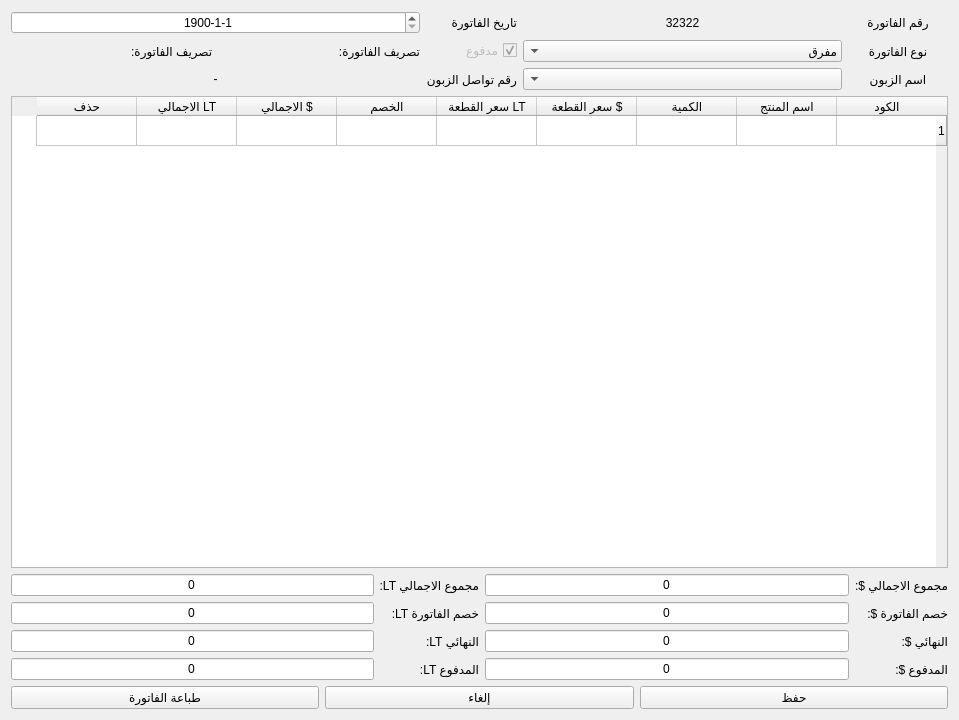
Before: the Qt Designer form bill_sell.ui in sameraga/Al_Jamal_Shop, drawn with Qt 5.
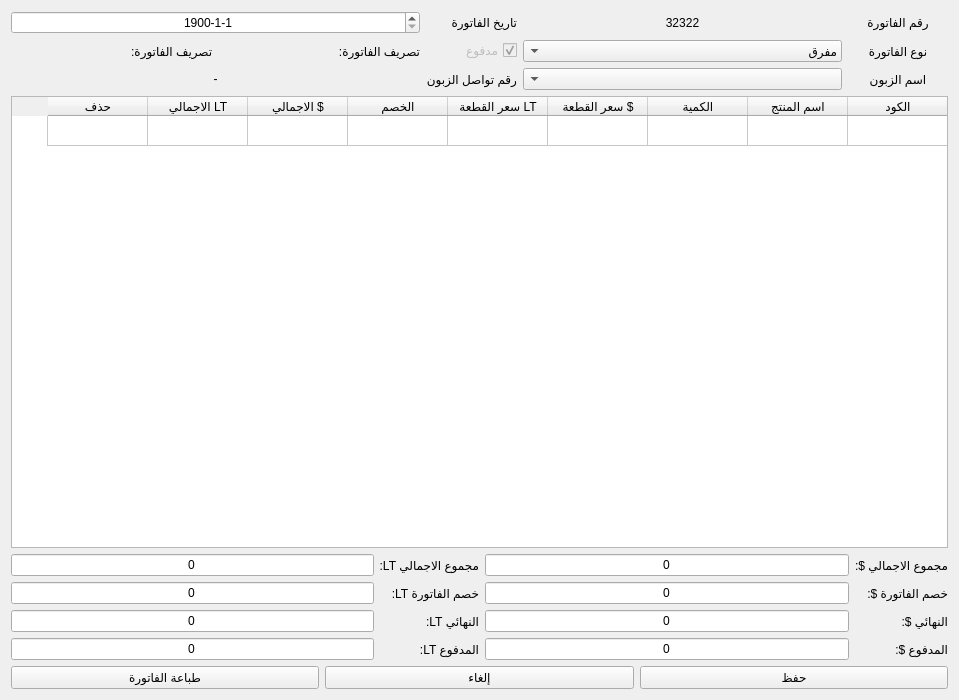
After: the same form once the commit is applied.

Commit message: edit high of bill

```diff
--- a/bill_sell.ui
+++ b/bill_sell.ui
@@ -7,7 +7,7 @@
     <x>0</x>
     <y>0</y>
     <width>959</width>
-    <height>720</height>
+    <height>700</height>
    </rect>
   </property>
   <property name="windowTitle">
@@ -18,8 +18,6 @@
   </property>
   <layout class="QVBoxLayout" name="verticalLayout">
    <item>
-    <layout class="QVBoxLayout" name="verticalLayout_11">
-     <item>
       <layout class="QGridLayout" name="gridLayout_4">
        <item row="0" column="2">
         <widget class="QLabel" name="label_21">
@@ -242,7 +240,7 @@
         <enum>QAbstractItemView::SelectItems</enum>
        </property>
        <attribute name="verticalHeaderVisible">
-        <bool>true</bool>
+      <bool>false</bool>
        </attribute>
        <row>
         <property name="text">
@@ -510,8 +508,6 @@
       </layout>
      </item>
     </layout>
-   </item>
-  </layout>
  </widget>
  <tabstops>
   <tabstop>c_name</tabstop>
```
Left out of the diff: 8 changed lines with no effect on the pictures. Lines whose indentation alone changed are shown as unchanged. The commit also changes 1 other file.
